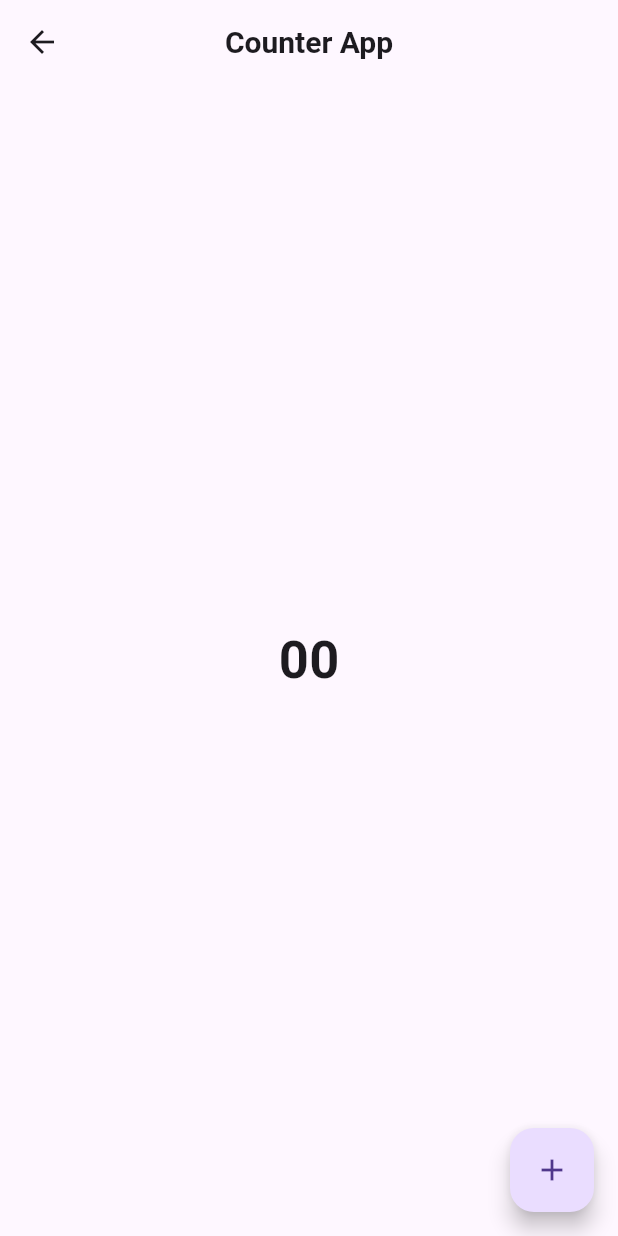
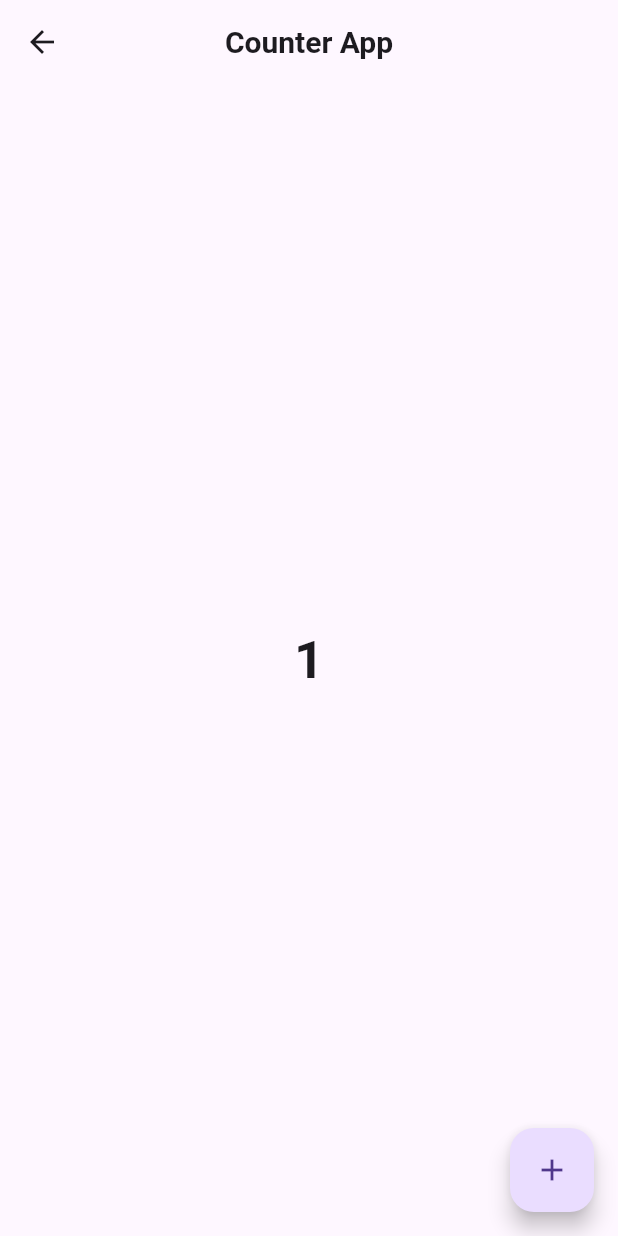
Before and after one commit to MauryaAayush/advflutterch_1, a Flutter app: the screen it shows after launch, after a tap on the "add" icon, on a phone screen of 412 x 824 dp. Run offline on Flutter 3.47's test engine with Material 3 defaults, Android fonts, the phone set to English and light mode, and no system bars.

Commit message:
Radhey Radhey

```diff
--- a/lib/main.dart
+++ b/lib/main.dart
@@ -1,23 +1,26 @@
+import 'package:advflutterch_1/screens/Counter_App_using_Provider/Provider/Counter_Provider.dart';
 import 'package:advflutterch_1/screens/Counter_App_using_Provider/Views/Counter_App/Counter_Screen.dart';
 import 'package:advflutterch_1/screens/Stepper/Views/Stepper_1/Stepper_first.dart';
 import 'package:advflutterch_1/screens/Stepper/Views/Stepper_2/Stepper_second.dart';
 import 'package:advflutterch_1/screens/first_page/Views/Switch_theme_Screen/Switch_theme_screen.dart';
 import 'package:flutter/material.dart';
+import 'package:provider/provider.dart';
 
 void main() {
-  runApp(const MyApp());
+  runApp(ChangeNotifierProvider(
+    create: (context) => CounterProvider(),
+    child: const MyApp(),
+  ));
 }
 
 class MyApp extends StatelessWidget {
   const MyApp({super.key});
-
 
   @override
   Widget build(BuildContext context) {
     return MaterialApp(
       title: 'Practice',
       debugShowCheckedModeBanner: false,
-
       themeMode: ThemeMode.system,
       theme: ThemeData().copyWith(
         secondaryHeaderColor: Colors.teal,
@@ -39,7 +42,6 @@ class MyApp extends StatelessWidget {
         //     )
         // )
       ),
-
       darkTheme: ThemeData.dark().copyWith(
         primaryColor: Colors.teal,
         secondaryHeaderColor: Colors.grey,
@@ -59,18 +61,13 @@ class MyApp extends StatelessWidget {
         // )
       ),
       color: Theme.of(context).primaryColor,
-
-
       initialRoute: '/Counter',
-
       routes: {
-        '/' : (context) => const Switch_Theme(),
-        '/stepper_first' : (context) => const Stepper_first(),
-        '/stepper_second' : (context) => const Stepper_second(),
-        '/Counter' : (context) =>  const CounterScreen(),
-
+        '/': (context) => const Switch_Theme(),
+        '/stepper_first': (context) => const Stepper_first(),
+        '/stepper_second': (context) => const Stepper_second(),
+        '/Counter': (context) => const CounterScreen(),
       },
-
     );
   }
 }
--- a/lib/screens/Counter_App_using_Provider/Provider/Counter_Provider.dart
+++ b/lib/screens/Counter_App_using_Provider/Provider/Counter_Provider.dart
@@ -10,3 +10,6 @@ class CounterProvider extends ChangeNotifier
     notifyListeners();
   }
 }
+
+
+//
--- a/lib/screens/Counter_App_using_Provider/Views/Counter_App/Counter_Screen.dart
+++ b/lib/screens/Counter_App_using_Provider/Views/Counter_App/Counter_Screen.dart
@@ -1,4 +1,6 @@
+import 'package:advflutterch_1/screens/Counter_App_using_Provider/Provider/Counter_Provider.dart';
 import 'package:flutter/material.dart';
+import 'package:provider/provider.dart';
 
 class CounterScreen extends StatelessWidget {
   const CounterScreen({super.key});
@@ -15,13 +17,14 @@ class CounterScreen extends StatelessWidget {
       ),
       body: Center(
         child: Text(
-          '00',
+          Provider.of<CounterProvider>(context,listen: true).count.toString(),
           style: TextStyle(fontSize: 35, fontWeight: FontWeight.w600),
         ),
       ),
       floatingActionButton: FloatingActionButton(
         onPressed: () {
-
+          Provider.of<CounterProvider>(context,listen: false).increment();
+          CounterProvider().increment();
         },
         child: Icon(Icons.add),
       ),
```
Lines whose indentation alone changed are shown as unchanged.
